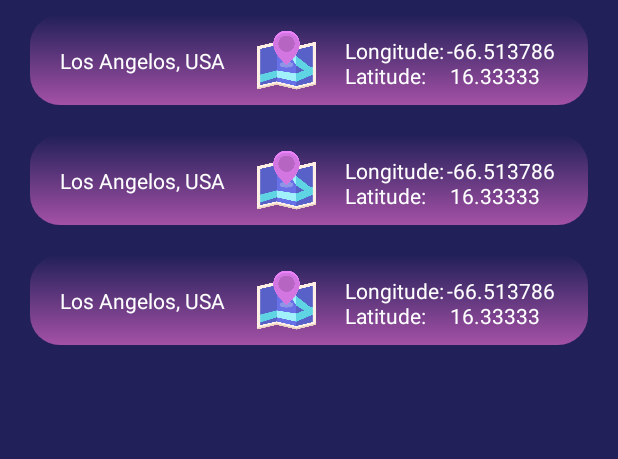
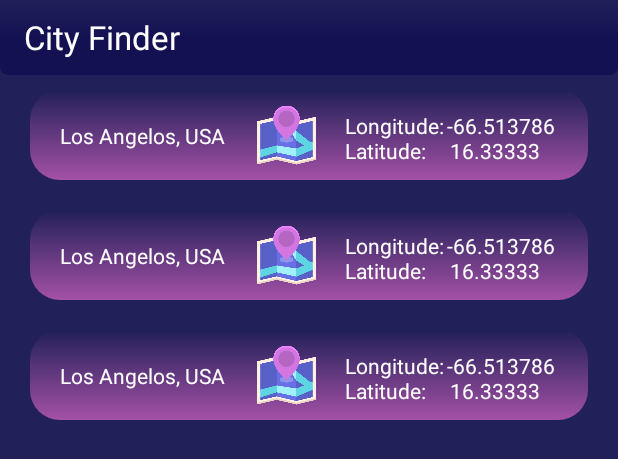
Before and after one commit to Andrew-A-A/CityFinder, an Android app: the layout activity_main.xml on its own in the app's theme, with its tools: preview values and no code run, on a phone screen of 412 x 824 dp. Shown: the top 459 px of the screen. Run offline under Robolectric (Android 15) with nearby library versions, the phone set to English and light mode, and no system bars.

Commit message:
Implement prefix tree for efficient searching using city prefix

```diff
--- a/app/build.gradle.kts
+++ b/app/build.gradle.kts
@@ -48,6 +48,7 @@ dependencies {
     testImplementation(libs.junit)
     androidTestImplementation(libs.androidx.junit)
     androidTestImplementation(libs.androidx.espresso.core)
+    implementation(libs.kotlinx.coroutines.android) //Kotlin coroutines
     implementation(libs.gson) // Gson is used for JSON serialization
     runtimeOnly(libs.androidx.lifecycle.viewmodel.ktx) //Used for viewModel
 
--- /dev/null
+++ b/app/src/main/res/drawable/title_background.xml
@@ -0,0 +1,15 @@
+<?xml version="1.0" encoding="utf-8"?>
+<shape xmlns:android="http://schemas.android.com/apk/res/android" android:shape="rectangle">
+<corners
+    android:bottomLeftRadius="5dp"
+    android:bottomRightRadius="5dp"
+    />
+<gradient
+    android:endColor="@color/purple4.5"
+    android:centerColor="@color/purple4.5"
+    android:startColor="@color/purple5"
+    android:gradientRadius="@integer/material_motion_duration_long_1"
+    android:angle="1"
+    />
+
+</shape>
--- a/app/src/main/res/layout/activity_main.xml
+++ b/app/src/main/res/layout/activity_main.xml
@@ -8,14 +8,31 @@
     tools:context=".main.MainActivity"
     android:background="@color/purple5">
 
+    <androidx.appcompat.widget.Toolbar
+        android:id="@+id/toolbar"
+        android:layout_width="0dp"
+        android:layout_height="50dp"
+        android:background="@drawable/title_background"
+        app:layout_constraintEnd_toEndOf="parent"
+        app:layout_constraintHorizontal_bias="1.0"
+        app:layout_constraintStart_toStartOf="parent"
+        app:layout_constraintTop_toTopOf="parent"
+        app:title="City Finder"
+        app:titleTextColor="@color/white">
+
+    </androidx.appcompat.widget.Toolbar>
+
     <androidx.recyclerview.widget.RecyclerView
-        app:layoutManager="androidx.recyclerview.widget.LinearLayoutManager"
         android:id="@+id/citiesList"
         android:layout_width="0dp"
+        android:requiresFadingEdge="vertical"
         android:layout_height="0dp"
-        tools:listitem="@layout/city_item"
+        android:fadingEdgeLength="15dp"
+        app:layoutManager="androidx.recyclerview.widget.LinearLayoutManager"
         app:layout_constraintBottom_toBottomOf="parent"
         app:layout_constraintEnd_toEndOf="parent"
         app:layout_constraintStart_toStartOf="parent"
-        app:layout_constraintTop_toTopOf="parent" />
+        app:layout_constraintTop_toBottomOf="@+id/toolbar"
+        tools:listitem="@layout/city_item" />
+
 </androidx.constraintlayout.widget.ConstraintLayout>
--- a/app/src/main/res/values-night/themes.xml
+++ b/app/src/main/res/values-night/themes.xml
@@ -1,7 +1,8 @@
-<resources xmlns:tools="http://schemas.android.com/tools">
+<resources>
     <!-- Base application theme. -->
-    <style name="Base.Theme.CityFinder" parent="Theme.Material3.DayNight.NoActionBar">
+    <style name="Base.Theme.CityFinder" parent="Theme.MaterialComponents.DayNight.NoActionBar">
         <!-- Customize your dark theme here. -->
         <!-- <item name="colorPrimary">@color/my_dark_primary</item> -->
     </style>
+
 </resources>
--- a/app/src/main/res/values/colors.xml
+++ b/app/src/main/res/values/colors.xml
@@ -3,8 +3,10 @@
     <color name="black">#FF000000</color>
     <color name="white">#FFFFFFFF</color>
     <color name="purple5">#222059</color>
+    <color name="purple4.5">#131152</color>
     <color name="purple4">#7A4EA6</color>
     <color name="purple3">#9251AD</color>
     <color name="purple2">#A451A6</color>
     <color name="purple1">#F7F3FF</color>
+
 </resources>
--- a/app/src/main/res/values/themes.xml
+++ b/app/src/main/res/values/themes.xml
@@ -1,9 +1,8 @@
-<resources xmlns:tools="http://schemas.android.com/tools">
+<resources>
     <!-- Base application theme. -->
     <style name="Base.Theme.CityFinder" parent="Theme.Material3.DayNight.NoActionBar">
         <!-- Customize your light theme here. -->
         <!-- <item name="colorPrimary">@color/my_light_primary</item> -->
     </style>
-
     <style name="Theme.CityFinder" parent="Base.Theme.CityFinder" />
 </resources>
--- a/gradle/libs.versions.toml
+++ b/gradle/libs.versions.toml
@@ -7,9 +7,10 @@ junit = "4.13.2"
 junitVersion = "1.2.1"
 espressoCore = "3.6.1"
 appcompat = "1.7.0"
+kotlinxCoroutinesAndroid = "1.7.3"
 lifecycleViewmodelKtx = "2.8.4"
 material = "1.12.0"
-activity = "1.9.0"
+activity = "1.9.1"
 constraintlayout = "2.1.4"
 
 [libraries]
@@ -20,6 +21,7 @@ junit = { group = "junit", name = "junit", version.ref = "junit" }
 androidx-junit = { group = "androidx.test.ext", name = "junit", version.ref = "junitVersion" }
 androidx-espresso-core = { group = "androidx.test.espresso", name = "espresso-core", version.ref = "espressoCore" }
 androidx-appcompat = { group = "androidx.appcompat", name = "appcompat", version.ref = "appcompat" }
+kotlinx-coroutines-android = { module = "org.jetbrains.kotlinx:kotlinx-coroutines-android", version.ref = "kotlinxCoroutinesAndroid" }
 material = { group = "com.google.android.material", name = "material", version.ref = "material" }
 androidx-activity = { group = "androidx.activity", name = "activity", version.ref = "activity" }
 androidx-constraintlayout = { group = "androidx.constraintlayout", name = "constraintlayout", version.ref = "constraintlayout" }
```
Also changed, not shown: app/src/main/java/com/andrewsaba/cityfinder/adapter/CitiesListAdapter.kt (+17 -13 lines), app/src/main/java/com/andrewsaba/cityfinder/main/MainActivity.kt (+27 -9 lines), app/src/main/java/com/andrewsaba/cityfinder/main/MainViewModel.kt (+42 -9 lines), app/src/main/java/com/andrewsaba/cityfinder/trie/Trie.kt (added, +19 -0 lines), app/src/main/java/com/andrewsaba/cityfinder/trie/TrieNode.kt (added, +34 -0 lines).
